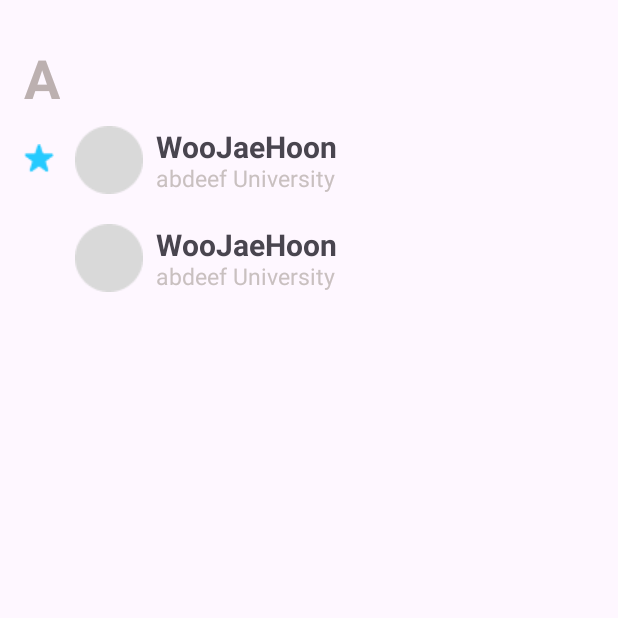
After one commit to 5oreo5/ContactApp, an Android app: the recyclerview_item_list screen opened directly, with no data from a screen before it, on a phone screen of 412 x 824 dp, the top half of it. The commit adds this screen. Run offline under Robolectric (Android 15) with nearby library versions, the phone set to English and light mode, and no system bars.

Commit message:
리사이클 뷰 xml 추가

```diff
--- a/app/src/main/AndroidManifest.xml
+++ b/app/src/main/AndroidManifest.xml
@@ -13,6 +13,9 @@
         android:theme="@style/Theme.ContectApp"
         tools:targetApi="31">
         <activity
+            android:name=".recyclerview_item_list"
+            android:exported="false" />
+        <activity
             android:name=".MainActivity"
             android:exported="true">
             <intent-filter>
--- /dev/null
+++ b/app/src/main/java/com/android/contectapp/recyclerview_item_list.kt
@@ -0,0 +1,11 @@
+package com.android.contectapp
+
+import androidx.appcompat.app.AppCompatActivity
+import android.os.Bundle
+
+class recyclerview_item_list : AppCompatActivity() {
+    override fun onCreate(savedInstanceState: Bundle?) {
+        super.onCreate(savedInstanceState)
+        setContentView(R.layout.activity_recyclerview_item_list)
+    }
+}
--- /dev/null
+++ b/app/src/main/res/layout/activity_recyclerview_item_list.xml
@@ -0,0 +1,112 @@
+<?xml version="1.0" encoding="utf-8"?>
+<androidx.constraintlayout.widget.ConstraintLayout xmlns:android="http://schemas.android.com/apk/res/android"
+    xmlns:app="http://schemas.android.com/apk/res-auto"
+    xmlns:tools="http://schemas.android.com/tools"
+    android:layout_width="match_parent"
+    android:layout_height="match_parent"
+    tools:context=".recyclerview_item_list">
+
+    <TextView
+        android:id="@+id/recyclerview_collection"
+        android:layout_width="wrap_content"
+        android:layout_height="wrap_content"
+        android:layout_marginTop="27dp"
+        android:text="A"
+        android:textStyle="bold"
+        android:textColor="#BCB0B0"
+        android:textSize="36sp"
+        app:layout_constraintEnd_toEndOf="parent"
+        app:layout_constraintHorizontal_bias="0.041"
+        app:layout_constraintStart_toStartOf="parent"
+        app:layout_constraintTop_toTopOf="parent" />
+
+    <ImageView
+        android:id="@+id/recyclerview_iv_profile"
+        android:layout_width="wrap_content"
+        android:layout_height="wrap_content"
+        android:layout_marginTop="8dp"
+        android:src="@drawable/recycleview_iv_Ellipse"
+        app:layout_constraintEnd_toEndOf="parent"
+        app:layout_constraintHorizontal_bias="0.136"
+        app:layout_constraintStart_toStartOf="parent"
+        app:layout_constraintTop_toBottomOf="@+id/recyclerview_collection" />
+
+    <ImageView
+        android:id="@+id/recyclerview_iv_profile2"
+        android:layout_width="wrap_content"
+        android:layout_height="wrap_content"
+        android:layout_marginTop="20dp"
+        android:src="@drawable/recycleview_iv_Ellipse"
+        app:layout_constraintEnd_toEndOf="parent"
+        app:layout_constraintHorizontal_bias="0.136"
+        app:layout_constraintStart_toStartOf="parent"
+        app:layout_constraintTop_toBottomOf="@+id/recyclerview_iv_profile" />
+
+    <ImageView
+        android:id="@+id/recyclerview_iv_fave_fill"
+        android:layout_width="wrap_content"
+        android:layout_height="wrap_content"
+        android:layout_marginTop="20dp"
+        android:src="@drawable/contact_iv_fave_fill"
+        app:layout_constraintEnd_toStartOf="@+id/recyclerview_iv_profile"
+        app:layout_constraintHorizontal_bias="0.533"
+        app:layout_constraintStart_toStartOf="parent"
+        app:layout_constraintTop_toBottomOf="@+id/recyclerview_collection" />
+
+    <TextView
+        android:id="@+id/recyclerview_residence"
+        android:layout_width="wrap_content"
+        android:layout_height="wrap_content"
+        android:text="abdeef University"
+        android:textColor="#C9C0C0"
+        android:textSize="15sp"
+        app:layout_constraintBottom_toBottomOf="@+id/name"
+        app:layout_constraintEnd_toEndOf="@+id/name"
+        app:layout_constraintHorizontal_bias="0.0"
+        app:layout_constraintStart_toStartOf="@+id/name"
+        app:layout_constraintTop_toTopOf="@+id/name"
+        app:layout_constraintVertical_bias="0.838" />
+
+    <TextView
+        android:id="@+id/name"
+        android:layout_width="138dp"
+        android:layout_height="50dp"
+        android:text="WooJaeHoon"
+        android:textSize="20sp"
+        android:textStyle="bold"
+        app:layout_constraintBottom_toBottomOf="@+id/recyclerview_iv_profile"
+        app:layout_constraintEnd_toEndOf="parent"
+        app:layout_constraintHorizontal_bias="0.05"
+        app:layout_constraintStart_toEndOf="@+id/recyclerview_iv_profile"
+        app:layout_constraintTop_toTopOf="@+id/recyclerview_iv_profile"
+        app:layout_constraintVertical_bias="0.0" />
+
+    <TextView
+        android:id="@+id/recyclerview_residence2"
+        android:layout_width="wrap_content"
+        android:layout_height="wrap_content"
+        android:text="abdeef University"
+        android:textColor="#C9C0C0"
+        android:textSize="15sp"
+        app:layout_constraintBottom_toBottomOf="@+id/name2"
+        app:layout_constraintEnd_toEndOf="@+id/name"
+        app:layout_constraintHorizontal_bias="0.0"
+        app:layout_constraintStart_toStartOf="@+id/name2"
+        app:layout_constraintTop_toTopOf="@+id/name2"
+        app:layout_constraintVertical_bias="0.838" />
+
+    <TextView
+        android:id="@+id/name2"
+        android:layout_width="138dp"
+        android:layout_height="50dp"
+        android:text="WooJaeHoon"
+        android:textSize="20sp"
+        android:textStyle="bold"
+        app:layout_constraintBottom_toBottomOf="@+id/recyclerview_iv_profile2"
+        app:layout_constraintEnd_toEndOf="parent"
+        app:layout_constraintHorizontal_bias="0.05"
+        app:layout_constraintStart_toEndOf="@+id/recyclerview_iv_profile"
+        app:layout_constraintTop_toTopOf="@+id/recyclerview_iv_profile2"
+        app:layout_constraintVertical_bias="0.0" />
+
+</androidx.constraintlayout.widget.ConstraintLayout>
--- a/app/src/main/res/layout/fragment_detail_contact.xml
+++ b/app/src/main/res/layout/fragment_detail_contact.xml
@@ -6,9 +6,11 @@
     tools:context=".DetailContactFragment">
 
     <!-- TODO: Update blank fragment layout -->
-    <TextView
+
+    <androidx.recyclerview.widget.RecyclerView
         android:layout_width="match_parent"
-        android:layout_height="match_parent"
-        android:text="@string/hello_blank_fragment" />
+        android:id="@+id/recyclerview"
+        android:layout_height="wrap_content"
+        />
 
 </FrameLayout>
```
Also changed, not shown: app/src/main/res/drawable/recycleview_iv_Ellipse.png (added).
